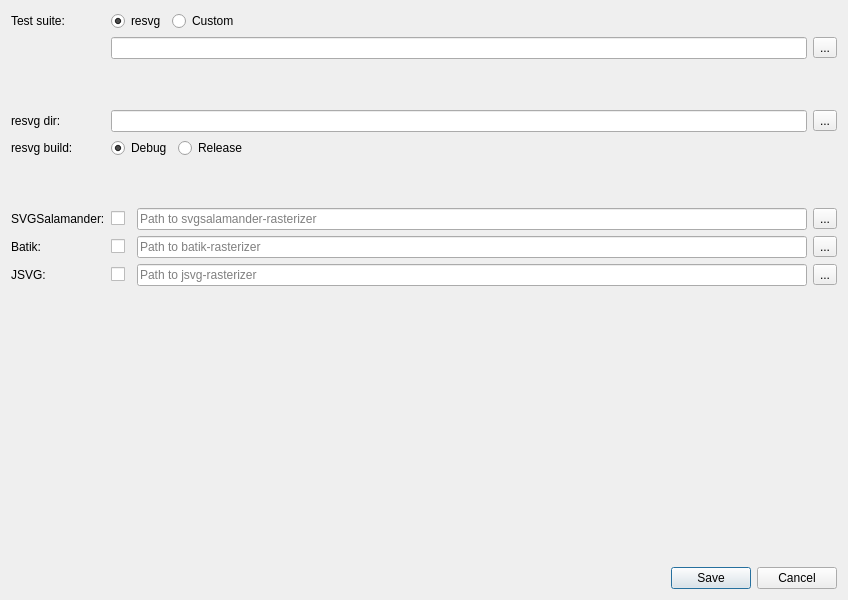
The window that tools/vdiff/src/settingsdialog.ui (Michael5601/resvg-test-suite) describes before a commit, drawn with Qt 5.
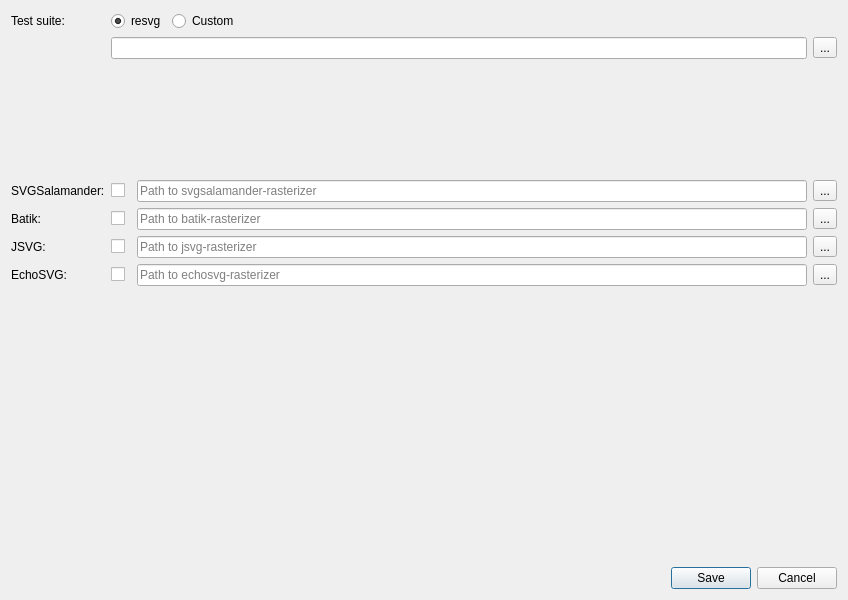
The same window after the commit.

The edit to the form file:
```diff
--- a/tools/vdiff/src/settingsdialog.ui
+++ b/tools/vdiff/src/settingsdialog.ui
@@ -23,9 +23,6 @@
        </property>
       </widget>
      </item>
-     <item row="3" column="1" colspan="2">
-      <widget class="QLineEdit" name="lineEditResvg"/>
-     </item>
      <item row="1" column="3">
       <widget class="QToolButton" name="btnSelectTest">
        <property name="text">
@@ -110,13 +107,6 @@
        </property>
       </spacer>
      </item>
-     <item row="4" column="0" rowspan="2">
-      <widget class="QLabel" name="label_7">
-       <property name="text">
-        <string>resvg build:</string>
-       </property>
-      </widget>
-     </item>
       <item row="12" column="0" rowspan="2">
       <widget class="QLabel" name="label_18">
        <property name="text">
@@ -139,29 +129,6 @@
         <property name="bottomMargin">
          <number>0</number>
         </property>
-        <item>
-         <widget class="QRadioButton" name="rBtnDebug">
-          <property name="text">
-           <string>Debug</string>
-          </property>
-          <property name="checked">
-           <bool>true</bool>
-          </property>
-         </widget>
-        </item>
-        <item>
-         <widget class="QRadioButton" name="rBtnRelease">
-          <property name="sizePolicy">
-           <sizepolicy hsizetype="Expanding" vsizetype="Fixed">
-            <horstretch>0</horstretch>
-            <verstretch>0</verstretch>
-           </sizepolicy>
-          </property>
-          <property name="text">
-           <string>Release</string>
-          </property>
-         </widget>
-        </item>
        </layout>
       </widget>
      </item>
@@ -200,6 +167,13 @@
        </property>
       </widget>
      </item>
+     <item row="14" column="0" rowspan="2">
+      <widget class="QLabel" name="label_12">
+       <property name="text">
+        <string>EchoSVG:</string>
+       </property>
+      </widget>
+     </item>
      <item row="8" column="2" rowspan="2">
       <widget class="QLineEdit" name="lineEditSVGSalamander">
        <property name="placeholderText">
@@ -207,6 +181,13 @@
        </property>
       </widget>
      </item>
+     <item row="14" column="2" rowspan="2">
+      <widget class="QLineEdit" name="lineEditEchoSVG">
+       <property name="placeholderText">
+        <string>Path to echosvg-rasterizer</string>
+       </property>
+      </widget>
+     </item>
      <item row="10" column="1" rowspan="2">
       <widget class="QCheckBox" name="chBoxUseBatik">
        <property name="sizePolicy">
@@ -240,13 +221,6 @@
        </property>
       </spacer>
      </item>
-     <item row="3" column="0">
-      <widget class="QLabel" name="label_5">
-       <property name="text">
-        <string>resvg dir:</string>
-       </property>
-      </widget>
-     </item>
      <item row="8" column="1" rowspan="2">
       <widget class="QCheckBox" name="chBoxUseSVGSalamander">
        <property name="sizePolicy">
@@ -257,10 +231,13 @@
        </property>
       </widget>
      </item>
-     <item row="3" column="3">
-      <widget class="QToolButton" name="btnSelectResvg">
-       <property name="text">
-        <string>...</string>
+     <item row="14" column="1" rowspan="2">
+      <widget class="QCheckBox" name="chBoxUseEchoSVG">
+       <property name="sizePolicy">
+        <sizepolicy hsizetype="Fixed" vsizetype="Fixed">
+         <horstretch>0</horstretch>
+         <verstretch>0</verstretch>
+        </sizepolicy>
        </property>
       </widget>
      </item>
@@ -271,6 +248,13 @@
        </property>
       </widget>
      </item>
+     <item row="14" column="3" rowspan="2">
+      <widget class="QToolButton" name="btnSelectEchoSVG">
+       <property name="text">
+        <string>...</string>
+       </property>
+      </widget>
+     </item>
     </layout>
    </item>
    <item>
```
